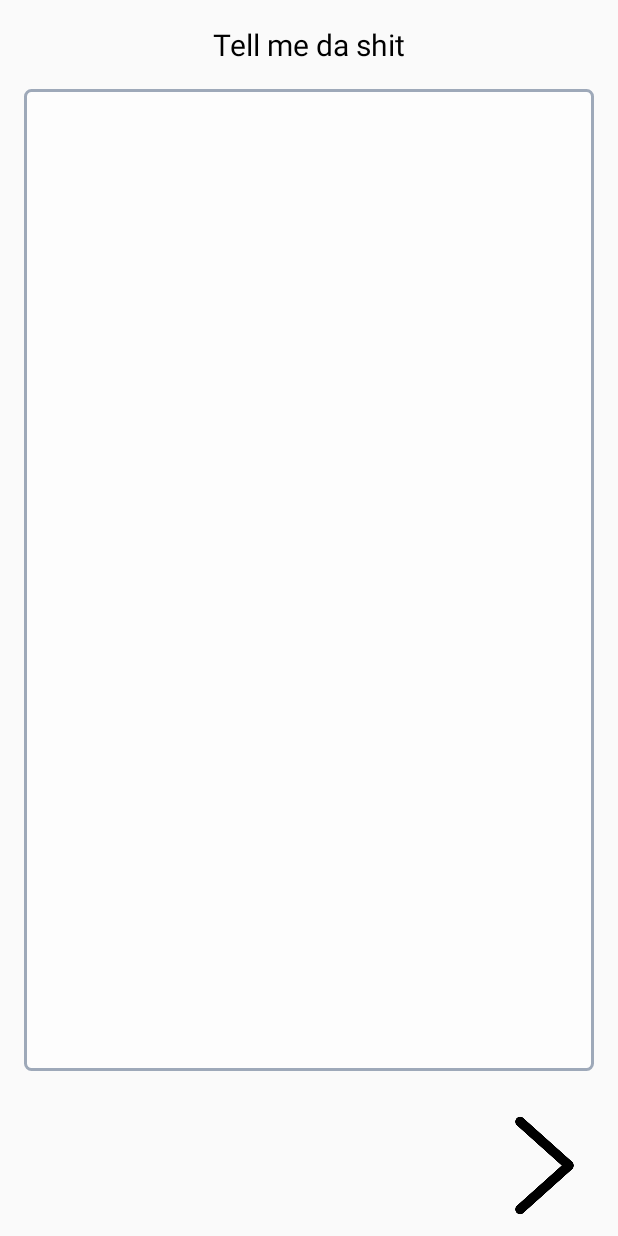
After one commit to EpixP3/Ami, an Android app: the fragment NewPostContentTextFragment placed in its activity, on a phone screen of 412 x 824 dp. The commit adds this screen. Run offline under Robolectric (Android 15) with nearby library versions, the phone set to English and light mode, and no system bars; 1 statement that could not run was skipped.

Commit message:
Added few fragments to setup text

```diff
--- /dev/null
+++ b/app/src/main/java/com/f4pl0/ami/Fragments/NewPostFragments/NewPostContentTextFragment.java
@@ -0,0 +1,47 @@
+package com.f4pl0.ami.Fragments.NewPostFragments;
+
+import android.os.Bundle;
+import android.support.v4.app.Fragment;
+import android.text.Editable;
+import android.text.TextWatcher;
+import android.view.LayoutInflater;
+import android.view.View;
+import android.view.ViewGroup;
+import android.widget.EditText;
+
+import com.f4pl0.ami.NewPostActivity;
+import com.f4pl0.ami.R;
+
+
+public class NewPostContentTextFragment extends Fragment {
+
+    EditText postcontentEditText;
+
+    @Override
+    public View onCreateView(LayoutInflater inflater, ViewGroup container,
+                             Bundle savedInstanceState) {
+        // Inflate the layout for this fragment
+        View fragmentView = inflater.inflate(R.layout.fragment_new_post_content_text, container, false);
+
+        //Initialize Components
+        postcontentEditText = fragmentView.findViewById(R.id.newPostContentEditText);
+        postcontentEditText.addTextChangedListener(new TextWatcher() {
+            @Override
+            public void beforeTextChanged(CharSequence s, int start, int count, int after) {
+
+            }
+
+            @Override
+            public void onTextChanged(CharSequence s, int start, int before, int count) {
+                ((NewPostActivity)getActivity()).SetPostContent(s.toString());
+            }
+
+            @Override
+            public void afterTextChanged(Editable s) {
+                ((NewPostActivity)getActivity()).SetPostContent(s.toString());
+            }
+        });
+
+        return fragmentView;
+    }
+}
--- /dev/null
+++ b/app/src/main/res/drawable/text_box_input_bg.xml
@@ -0,0 +1,8 @@
+<?xml version="1.0" encoding="utf-8"?>
+<shape xmlns:android="http://schemas.android.com/apk/res/android" android:shape="rectangle" >
+    <solid android:color="#fdfdfd" />
+    <stroke android:width="2dip" android:color="#9ea9b9"/>
+    <corners
+        android:radius="4dp"   >
+    </corners>
+</shape>
--- a/app/src/main/res/layout/activity_new_post.xml
+++ b/app/src/main/res/layout/activity_new_post.xml
@@ -6,4 +6,28 @@
     android:layout_height="match_parent"
     tools:context=".NewPostActivity">
 
+    <fragment
+        android:id="@+id/newPostFragment"
+        android:name="com.f4pl0.ami.Fragments.BlankFragment"
+        android:layout_width="match_parent"
+        android:layout_height="0dp"
+        android:layout_marginBottom="8dp"
+        app:layout_constraintBottom_toTopOf="@+id/newPostNextBtn"
+        app:layout_constraintEnd_toEndOf="parent"
+        app:layout_constraintStart_toStartOf="parent"
+        app:layout_constraintTop_toTopOf="parent" />
+
+    <ImageButton
+        android:id="@+id/newPostNextBtn"
+        android:layout_width="82dp"
+        android:layout_height="78dp"
+        android:layout_marginEnd="8dp"
+        android:layout_marginRight="8dp"
+        android:layout_marginBottom="8dp"
+        android:background="@android:color/transparent"
+        android:scaleType="fitCenter"
+        android:src="@drawable/arrow_right"
+        app:layout_constraintBottom_toBottomOf="parent"
+        app:layout_constraintEnd_toEndOf="parent"
+        android:contentDescription="Arrow_right"/>
 </android.support.constraint.ConstraintLayout>
--- /dev/null
+++ b/app/src/main/res/layout/fragment_new_post_content_text.xml
@@ -0,0 +1,52 @@
+<?xml version="1.0" encoding="utf-8"?>
+<FrameLayout xmlns:android="http://schemas.android.com/apk/res/android"
+    xmlns:app="http://schemas.android.com/apk/res-auto"
+    xmlns:tools="http://schemas.android.com/tools"
+    android:layout_width="match_parent"
+    android:layout_height="match_parent"
+    tools:context=".Fragments.NewPostFragments.NewPostContentTextFragment">
+
+    <!-- TODO: Update blank fragment layout -->
+
+    <android.support.constraint.ConstraintLayout
+        android:layout_width="match_parent"
+        android:layout_height="match_parent">
+
+        <TextView
+            android:id="@+id/textView14"
+            android:layout_width="wrap_content"
+            android:layout_height="wrap_content"
+            android:layout_marginStart="8dp"
+            android:layout_marginLeft="8dp"
+            android:layout_marginTop="16dp"
+            android:layout_marginEnd="8dp"
+            android:layout_marginRight="8dp"
+            android:text="Tell me da shit"
+            android:textColor="@android:color/black"
+            android:textSize="20sp"
+            app:layout_constraintEnd_toEndOf="parent"
+            app:layout_constraintStart_toStartOf="parent"
+            app:layout_constraintTop_toTopOf="parent" />
+
+        <EditText
+            android:id="@+id/newPostContentEditText"
+            style="@style/Widget.MaterialComponents.TextInputLayout.OutlinedBox.Dense"
+            android:layout_width="0dp"
+            android:layout_height="0dp"
+            android:layout_marginStart="16dp"
+            android:layout_marginLeft="16dp"
+            android:layout_marginTop="16dp"
+            android:layout_marginEnd="16dp"
+            android:layout_marginRight="16dp"
+            android:layout_marginBottom="16dp"
+            android:ems="10"
+            android:gravity="start"
+            android:background="@drawable/text_box_input_bg"
+            android:inputType="textMultiLine"
+            app:layout_constraintBottom_toBottomOf="parent"
+            app:layout_constraintEnd_toEndOf="parent"
+            app:layout_constraintStart_toStartOf="parent"
+            app:layout_constraintTop_toBottomOf="@+id/textView14" />
+
+    </android.support.constraint.ConstraintLayout>
+</FrameLayout>
--- a/app/src/main/res/values/colors.xml
+++ b/app/src/main/res/values/colors.xml
@@ -3,5 +3,5 @@
     <color name="colorPrimary">#808fa4</color>
     <color name="colorPrimaryDark">#535d6b</color>
     <color name="colorAccent">#202e3e</color>
-    <color name="colorActive">#527fb2</color>
+    <color name="colorActive">#bfcbd9</color>
 </resources>
```
Also changed, not shown: app/src/main/java/com/f4pl0/ami/Fragments/MainFragments/MenuSurroundsFragment.java (+32 -1 lines), app/src/main/java/com/f4pl0/ami/Fragments/NewPostFragments/NewPostPicFragment.java (added, +20 -0 lines), app/src/main/java/com/f4pl0/ami/Fragments/NewPostFragments/NewPostTitleTextFragment.java (added, +47 -0 lines), app/src/main/java/com/f4pl0/ami/NewPostActivity.java (+66 -0 lines), app/src/main/res/drawable/post_content.xml (added, +8 -0 lines), app/src/main/res/layout/fragment_new_post_pic.xml (added, +55 -0 lines), app/src/main/res/layout/fragment_new_post_title_text.xml (added, +49 -0 lines), app/src/main/res/layout/fragment_post.xml (+3 -5 lines), app/src/main/res/drawable/pixabay_logo.png (added).
